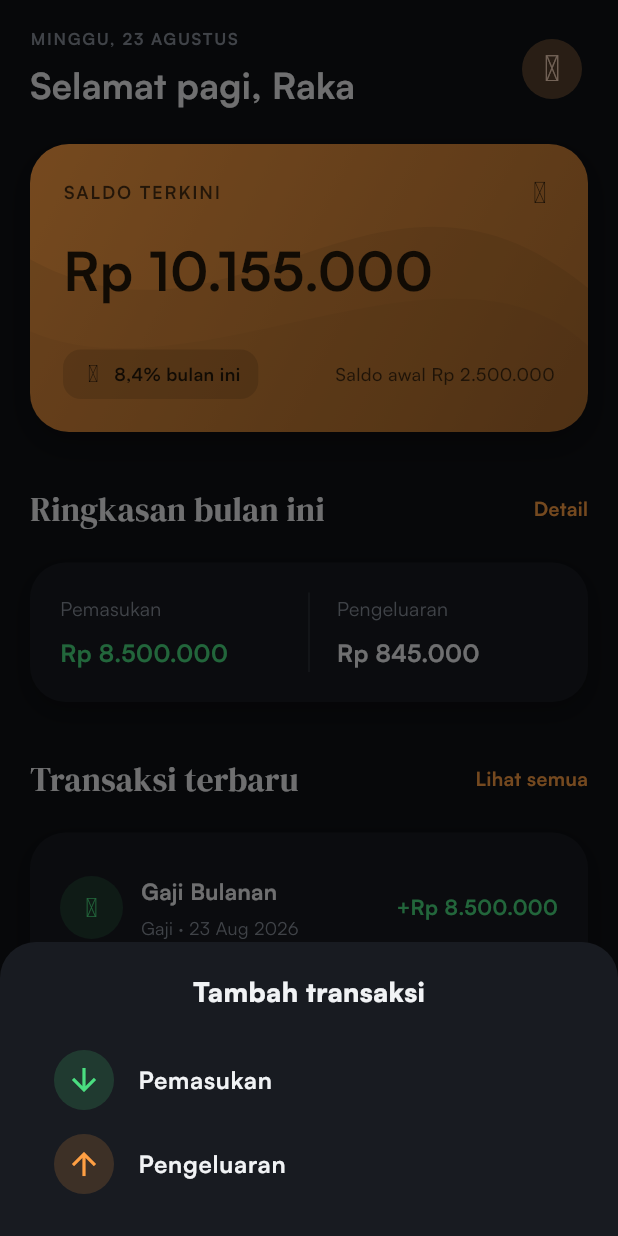
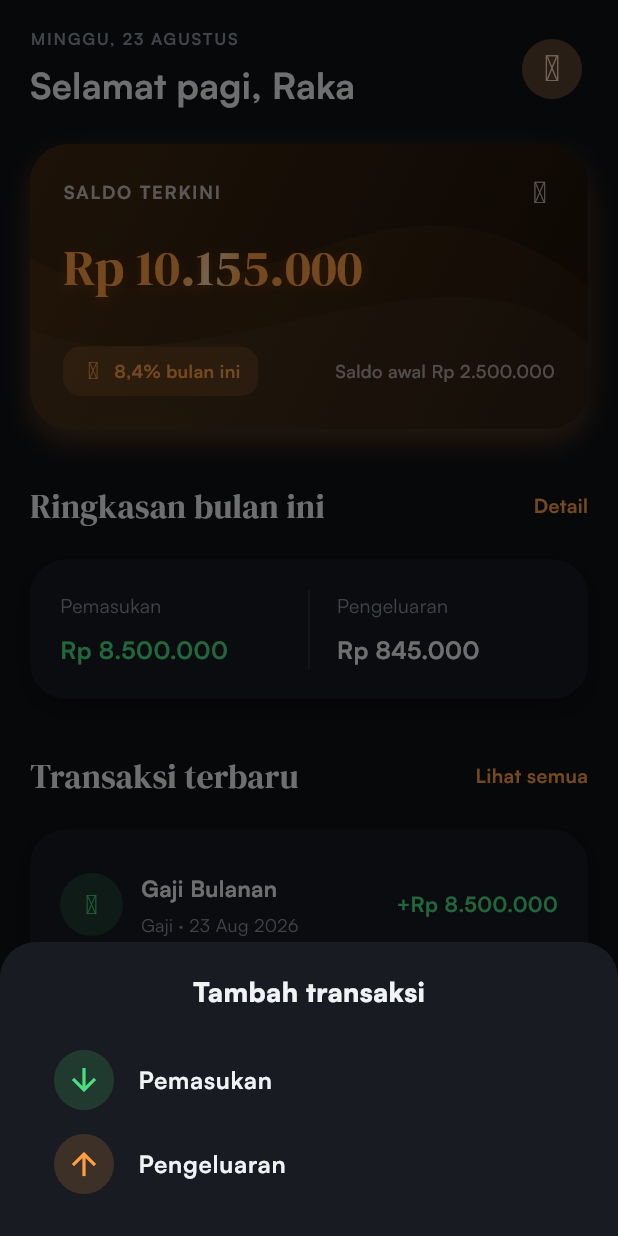
Before and after one commit to rezapranata089-bit/Finance, a Flutter app: the screen it shows after launch, after a tap on the "add" icon, on a phone screen of 412 x 824 dp. Run offline on Flutter 3.47's test engine with Material 3 defaults, Android fonts, the light colour scheme and no system bars; our stand-ins replace flutter_riverpod, solar_icons.

Commit message:
Perbaiki style desain SVG & Card Saldo Terkini sesuai CSS/HTML referensi
Sess: d834bd8029b29c0e

```diff
--- a/lib/main.dart
+++ b/lib/main.dart
@@ -284,12 +284,15 @@ class DashboardPage extends ConsumerWidget {
               gradient: LinearGradient(
                 begin: Alignment.topLeft,
                 end: Alignment.bottomRight,
-                colors: [colors.accent, Color.lerp(colors.accent, Colors.black, 0.25)!],
+                colors: [
+                  Color.lerp(colors.accent, Colors.black, 0.75)!,
+                  Color.lerp(colors.accent, Colors.black, 0.9)!,
+                ],
               ),
               borderRadius: BorderRadius.circular(26),
               boxShadow: [
                 BoxShadow(
-                  color: Colors.black.withOpacity(Theme.of(context).brightness == Brightness.light ? 0.1 : 0.25),
+                  color: colors.accent.withOpacity(0.25),
                   blurRadius: 16,
                   offset: const Offset(0, 8),
                 )
@@ -299,27 +302,50 @@ class DashboardPage extends ConsumerWidget {
               children: [
                 Positioned.fill(
                   child: CustomPaint(
-                    painter: CardPatternPainter(color: colors.onAccent),
+                    painter: CardPatternPainter(color: colors.accent),
                   ),
                 ),
                 Padding(
                   padding: const EdgeInsets.all(22),
                   child: Column(crossAxisAlignment: CrossAxisAlignment.start, children: [
                     Row(mainAxisAlignment: MainAxisAlignment.spaceBetween, children: [
-                      Text('SALDO TERKINI', style: TextStyle(color: colors.onAccent.withOpacity(0.8), fontWeight: FontWeight.w600, fontSize: 12, letterSpacing: 1.2)),
-                      Icon(SolarIconsOutline.eye, color: colors.onAccent.withOpacity(0.9), size: 20),
+                      Text('SALDO TERKINI', style: TextStyle(color: Colors.white70, fontWeight: FontWeight.w600, fontSize: 12, letterSpacing: 1.2)),
+                      Icon(SolarIconsOutline.eye, color: Colors.white70, size: 20),
                     ]),
                     const SizedBox(height: 16),
-                    Text(rupiah(balance), style: TextStyle(color: colors.onAccent, fontSize: 36, fontWeight: FontWeight.w700)),
+                    ShaderMask(
+                      shaderCallback: (bounds) => LinearGradient(
+                        colors: [
+                          colors.accent,
+                          Color.lerp(colors.accent, Colors.white, 0.6)!,
+                          colors.accent,
+                        ],
+                        stops: const [0.4, 0.5, 0.6],
+                        begin: Alignment.topLeft,
+                        end: Alignment.bottomRight,
+                      ).createShader(bounds),
+                      child: Text(
+                        rupiah(balance),
+                        style: TextStyle(
+                          color: Colors.white,
+                          fontSize: 34,
+                          fontWeight: FontWeight.w400,
+                          fontFamily: 'DM Serif Display',
+                          shadows: [
+                            Shadow(color: colors.accent.withOpacity(0.25), offset: const Offset(0, 2), blurRadius: 8),
+                          ],
+                        ),
+                      ),
+                    ),
                     const SizedBox(height: 28),
                     Row(children: [
                       Container(
                         padding: const EdgeInsets.symmetric(horizontal: 12, vertical: 8),
-                        decoration: BoxDecoration(color: colors.onAccent.withOpacity(0.15), borderRadius: BorderRadius.circular(12)),
+                        decoration: BoxDecoration(color: colors.accent.withOpacity(0.15), borderRadius: BorderRadius.circular(12)),
                         child: Row(mainAxisSize: MainAxisSize.min, children: [
-                          Icon(SolarIconsOutline.graphUp, size: 16, color: colors.onAccent),
+                          Icon(SolarIconsOutline.graphUp, size: 16, color: colors.accent),
                           const SizedBox(width: 6),
-                          Text('8,4% bulan ini', style: TextStyle(color: colors.onAccent, fontSize: 12, fontWeight: FontWeight.w600)),
+                          Text('8,4% bulan ini', style: TextStyle(color: colors.accent, fontSize: 12, fontWeight: FontWeight.w600)),
                         ]),
                       ),
                       const SizedBox(width: 12),
@@ -329,7 +355,7 @@ class DashboardPage extends ConsumerWidget {
                           textAlign: TextAlign.right,
                           maxLines: 1,
                           overflow: TextOverflow.ellipsis,
-                          style: TextStyle(color: colors.onAccent.withOpacity(0.8), fontSize: 12, fontWeight: FontWeight.w500),
+                          style: TextStyle(color: Colors.white60, fontSize: 12, fontWeight: FontWeight.w500),
                         ),
                       ),
                     ]),
@@ -713,12 +739,16 @@ class CardPatternPainter extends CustomPainter {
 
   @override
   void paint(Canvas canvas, Size size) {
+    final glowRect = Rect.fromLTWH(-40, size.height - 80, 240, 240);
+    final glowPaint = Paint()
+      ..shader = RadialGradient(
+        colors: [color.withOpacity(0.2), Colors.transparent],
+        stops: const [0.0, 0.65],
+      ).createShader(glowRect);
+    canvas.drawRect(glowRect, glowPaint);
+
     final paint1 = Paint()
-      ..color = color.withOpacity(0.08)
-      ..style = PaintingStyle.fill;
-
-    final paint2 = Paint()
-      ..color = color.withOpacity(0.04)
+      ..color = color.withOpacity(0.05)
       ..style = PaintingStyle.fill;
 
     final path1 = Path()
@@ -732,6 +762,10 @@ class CardPatternPainter extends CustomPainter {
       ..lineTo(size.width, size.height)
       ..close();
     canvas.drawPath(path1, paint1);
+
+    final paint2 = Paint()
+      ..color = Colors.white.withOpacity(0.03)
+      ..style = PaintingStyle.fill;
 
     final path2 = Path()
       ..moveTo(0, size.height)
```
